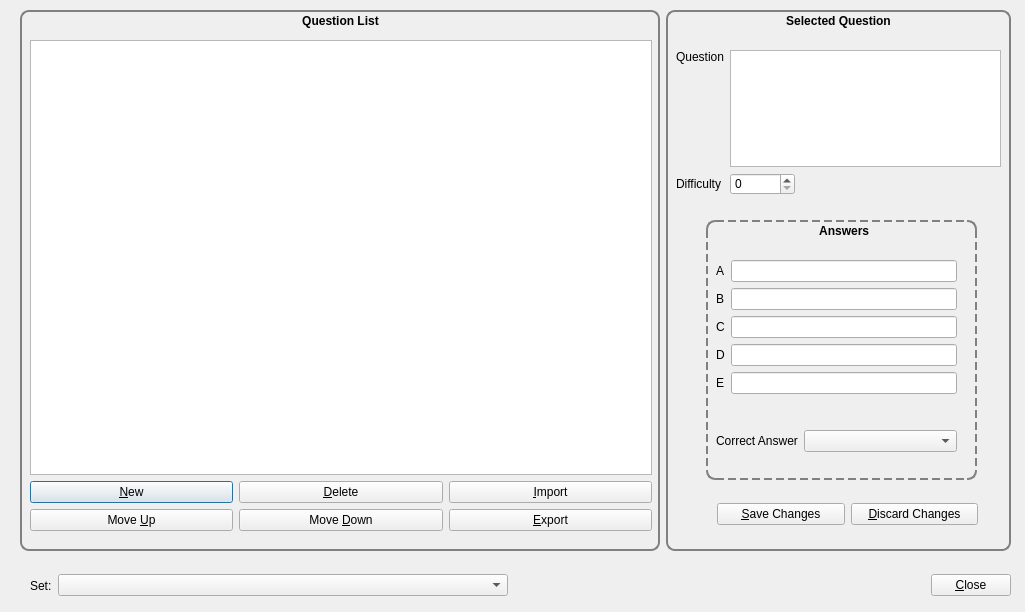
Above: designer/editset.ui from sobjornstad/clicker-quiz-manager before the change. Below: the same form after it.
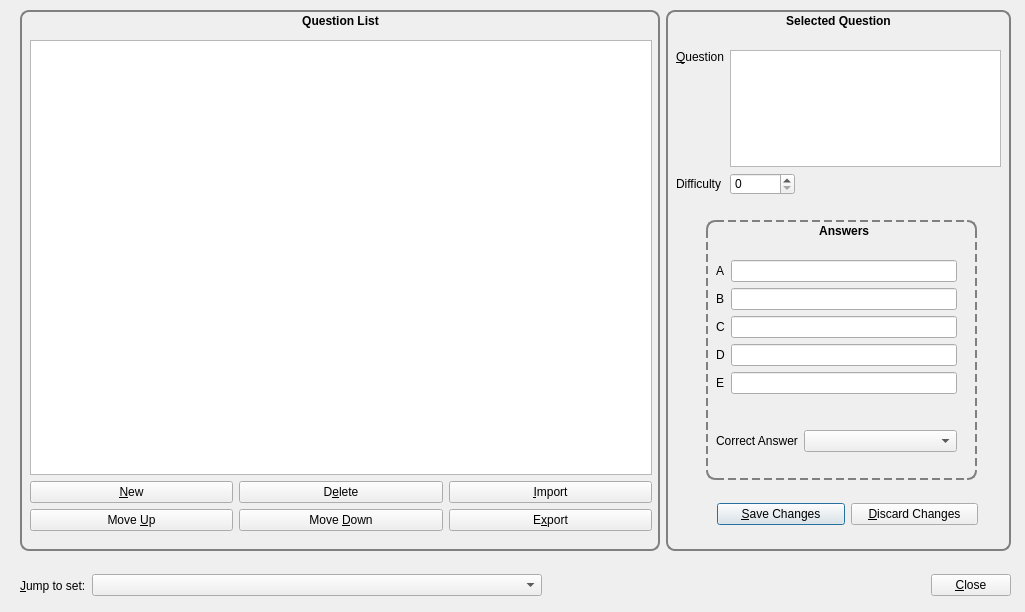
That is the form after the change.

Commit message:
add keyboard shortcuts to other dialogs; fix default property
The 'default' property controls what happens when you press Enter in the
dialog. For instance, in the Sets dialog, it was incorrectly set to Add,
so that when you highlighted something in the set list and pressed
Enter, it would bring up the add dialog.

The edit to the form file:
```diff
--- a/designer/editset.ui
+++ b/designer/editset.ui
@@ -74,7 +74,7 @@
           <item row="0" column="1">
            <widget class="QPushButton" name="deleteButton">
             <property name="text">
-             <string>&amp;Delete</string>
+             <string>D&amp;elete</string>
             </property>
            </widget>
           </item>
@@ -102,7 +102,7 @@
           <item row="1" column="2">
            <widget class="QPushButton" name="exportButton">
             <property name="text">
-             <string>&amp;Export</string>
+             <string>E&amp;xport</string>
             </property>
            </widget>
           </item>
@@ -307,7 +307,10 @@
         <item row="0" column="0" alignment="Qt::AlignTop">
          <widget class="QLabel" name="label">
           <property name="text">
-           <string>Question</string>
+           <string>&amp;Question</string>
+          </property>
+          <property name="buddy">
+           <cstring>questionBox</cstring>
           </property>
          </widget>
         </item>
@@ -328,6 +331,9 @@
           <property name="text">
            <string>&amp;Save Changes</string>
           </property>
+          <property name="default">
+           <bool>true</bool>
+          </property>
          </widget>
         </item>
         <item>
@@ -346,9 +352,9 @@
   <widget class="QWidget" name="layoutWidget">
    <property name="geometry">
     <rect>
-     <x>30</x>
+     <x>20</x>
      <y>570</y>
-     <width>981</width>
+     <width>991</width>
      <height>31</height>
     </rect>
    </property>
@@ -356,7 +362,10 @@
     <item>
      <widget class="QLabel" name="label_9">
       <property name="text">
-       <string>Set:</string>
+       <string>&amp;Jump to set:</string>
+      </property>
+      <property name="buddy">
+       <cstring>jumpCombo</cstring>
       </property>
      </widget>
     </item>
```
Left out of the diff: 6 changed lines with no effect on the pictures. The commit also changes 6 other files.
